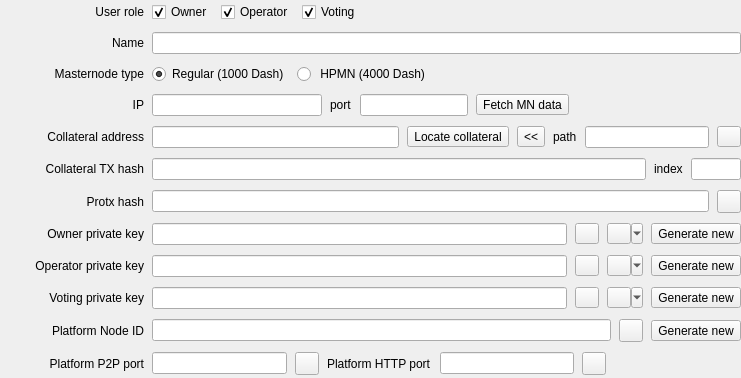
Above: src/ui/ui_masternode_details_wdg.ui from Bertrand256/dash-masternode-tool before the change. Below: the same form after it.
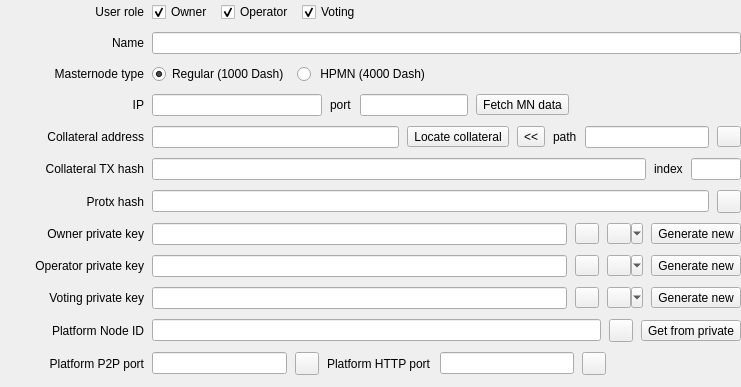
That is the form after the change.

Commit message: GUI support for Dash Platform fields (Platform Node Id, P2P port, HTTP port)

```diff
--- a/src/ui/ui_masternode_details_wdg.ui
+++ b/src/ui/ui_masternode_details_wdg.ui
@@ -7,7 +7,7 @@
     <x>0</x>
     <y>0</y>
     <width>741</width>
-    <height>378</height>
+    <height>387</height>
    </rect>
   </property>
   <property name="sizePolicy">
@@ -728,6 +728,9 @@
         </item>
         <item>
          <widget class="QLineEdit" name="edtPlatformNodeId">
+          <property name="echoMode">
+           <enum>QLineEdit::Normal</enum>
+          </property>
           <property name="clearButtonEnabled">
            <bool>true</bool>
           </property>
@@ -749,7 +752,7 @@
            <string>Generate a new Platform Node ID</string>
           </property>
           <property name="text">
-           <string>Generate new</string>
+           <string>Get from private</string>
           </property>
          </widget>
         </item>
```
Left out of the diff: 16 changed lines with no effect on the pictures. The commit also changes 5 other files.
